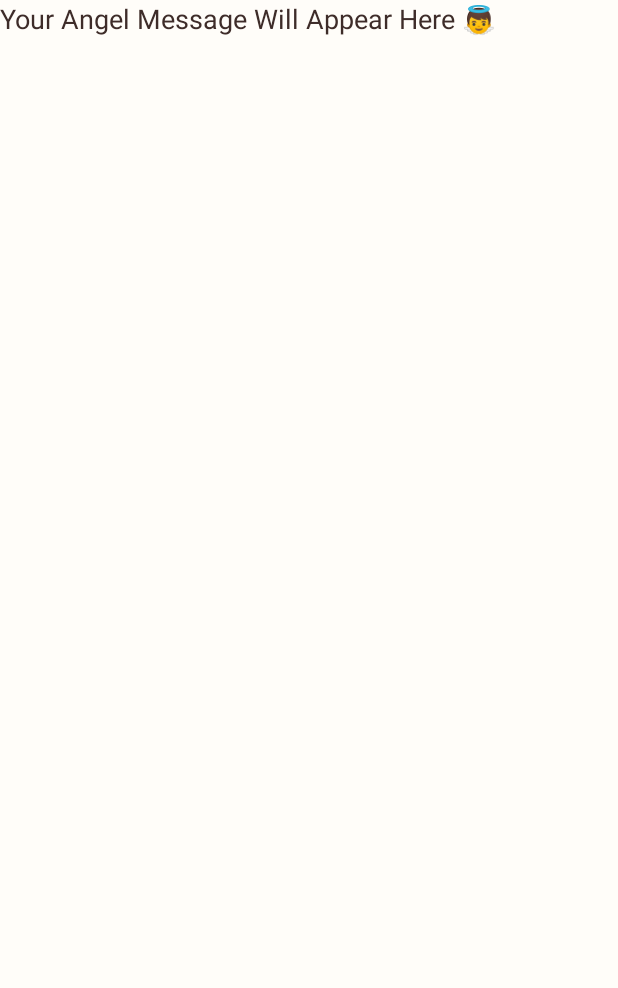
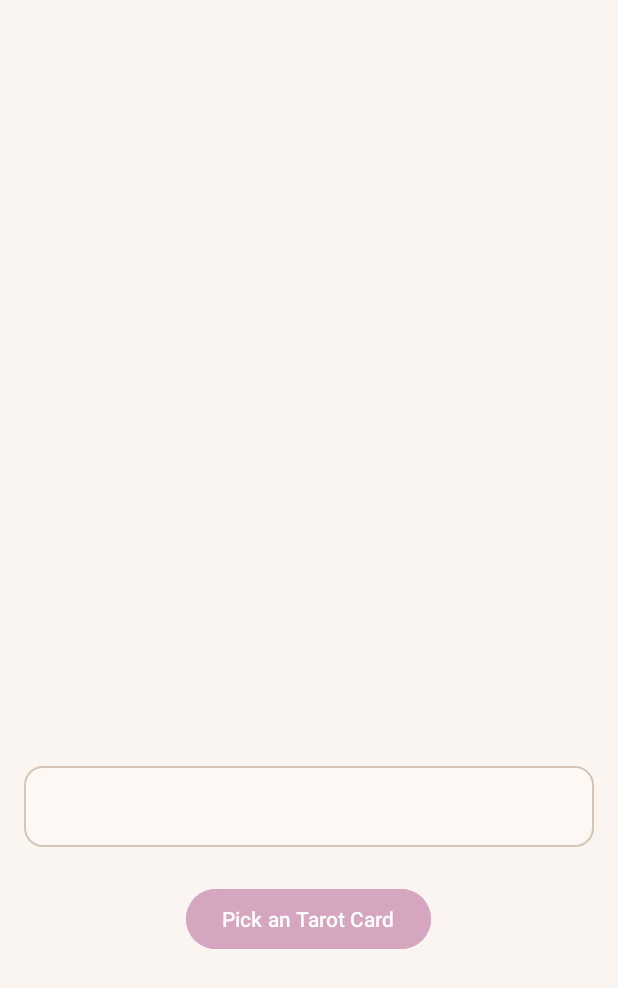
Before and after one commit to Gulced/Mystica, an Android app: the layout fragment_angel_card.xml on its own in the app's theme, with its tools: preview values and no code run, on a phone screen of 412 x 824 dp. Shown: the top 988 px of the screen. Run offline under Robolectric (Android 15) with nearby library versions, the phone set to English and light mode, and no system bars.

Commit message:
angel cards eklendi

```diff
--- a/app/src/main/res/layout/fragment_angel_card.xml
+++ b/app/src/main/res/layout/fragment_angel_card.xml
@@ -1,13 +1,41 @@
-<FrameLayout xmlns:android="http://schemas.android.com/apk/res/android"
+<?xml version="1.0" encoding="utf-8"?>
+<LinearLayout xmlns:android="http://schemas.android.com/apk/res/android"
     android:layout_width="match_parent"
     android:layout_height="match_parent"
-    android:background="@color/extraLightCream"
+    android:orientation="vertical"
+    android:background="@color/creamBackground"
+    android:padding="16dp"
     android:gravity="center">
 
+    <!-- Tarot Kartı (arka tarafı) -->
+    <ImageView
+        android:id="@+id/ivTarotCard"
+        android:layout_width="200dp"
+        android:layout_height="300dp"
+        android:layout_gravity="center"
+        android:scaleType="fitXY" />
+
+    <!-- Card Meaning Text -->
     <TextView
-        android:text="Your Angel Message Will Appear Here 👼"
-        android:textSize="18sp"
+        android:id="@+id/tvCardMeaning"
+        android:layout_width="match_parent"
+        android:layout_height="wrap_content"
+        android:text=""
+        android:textSize="16sp"
         android:textColor="@color/textDark"
+        android:layout_marginTop="24dp"
+        android:padding="16dp"
+        android:background="@drawable/bg_thought_box"
+        android:gravity="center" />
+
+    <!-- Pick Card Button -->
+    <Button
+        android:id="@+id/btnPickCard"
         android:layout_width="wrap_content"
-        android:layout_height="wrap_content"/>
-</FrameLayout>
+        android:layout_height="wrap_content"
+        android:layout_gravity="center_horizontal"
+        android:layout_marginTop="24dp"
+        android:backgroundTint="@color/buttonPink"
+        android:text="Pick an Tarot Card"
+        android:textColor="@android:color/white" />
+</LinearLayout>
```
Also changed, not shown: app/src/main/java/com/example/mystica/fragments/AngelCardFragment.java (+63 -2 lines), app/src/main/res/drawable/angel_1.jpg (added), app/src/main/res/drawable/angel_2.jpg (added), app/src/main/res/drawable/angel_3.jpg (added), app/src/main/res/drawable/angel_4.jpg (added), app/src/main/res/drawable/angel_5.jpg (added), app/src/main/res/drawable/angel_6.jpg (added), app/src/main/res/drawable/angel_7.jpg (added), app/src/main/res/drawable/angel_8.jpg (added), app/src/main/res/drawable/angel_9.jpg (added), app/src/main/res/drawable/angel_back.png (added).
